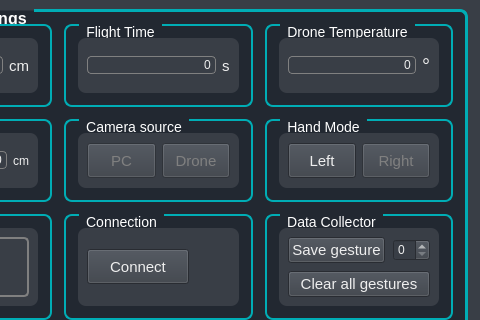
Old version of the form ui/form.ui in the repository maciejkaniewski/Drone-control-with-hand-gestures-using-image-processing; both pictures show x 800 to 1280 and y 0 to 320 of the 1280 by 720 pixel window.
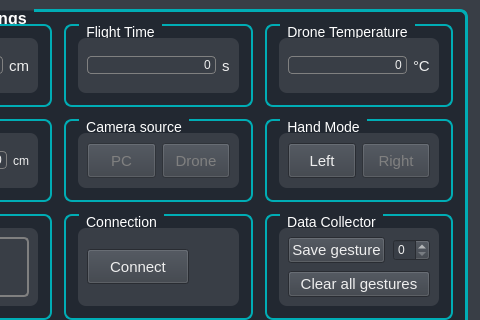
New version of the form. Icons and pictures are not drawn.

Commit message: Fix temperature unit

What changed in the file:
```diff
--- a/ui/form.ui
+++ b/ui/form.ui
@@ -1078,7 +1078,7 @@
               <widget class="QLabel" name="QLabel_celcius">
                <property name="font">
                 <font>
-                 <pointsize>15</pointsize>
+                 <pointsize>11</pointsize>
                 </font>
                </property>
                <property name="styleSheet">
@@ -1087,7 +1087,7 @@
 }</string>
                </property>
                <property name="text">
-                <string>°</string>
+                <string>°C</string>
                </property>
               </widget>
              </item>
```
The commit also changes 1 other file.
